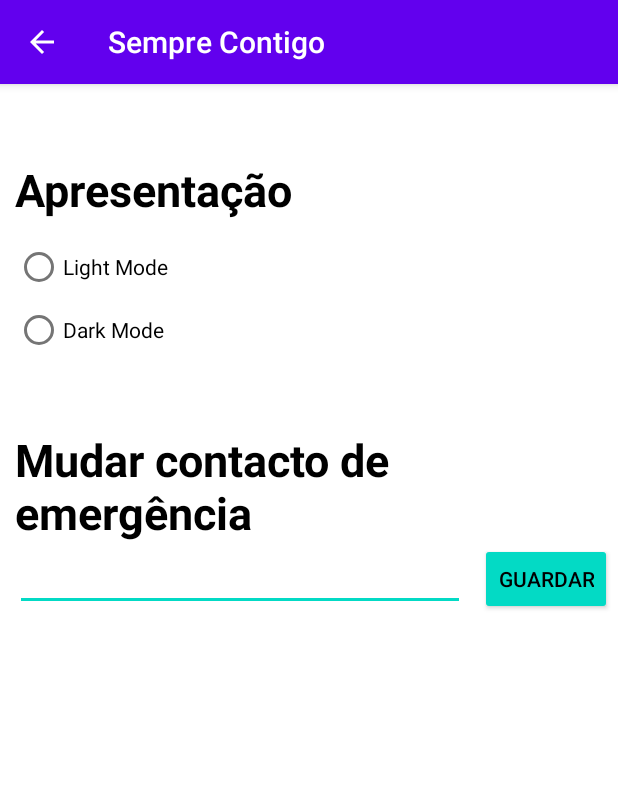
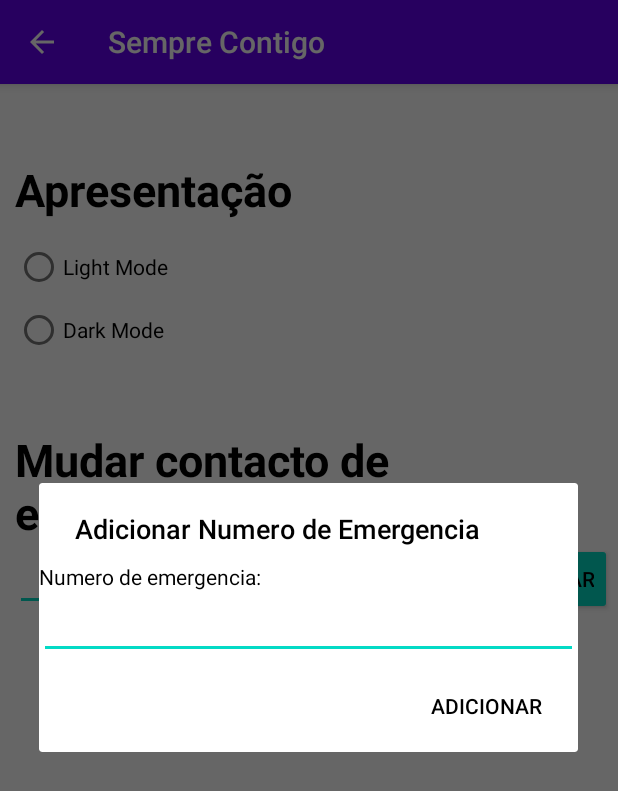
Before and after one commit to MarioMendes9/CmuProject, an Android app: the SettingsActivity screen opened directly, with no data from a screen before it, on a phone screen of 412 x 824 dp. Shown: the top 791 px of the screen. Run offline under Robolectric (Android 15) with nearby library versions, the light colour scheme and no system bars; our stand-ins replace Firebase (no records; nobody signed in at launch, a user with empty details on screens opened directly); 3 statements that could not run were skipped.

Commit message:
correçao da notificaçao dos medicaentos seguintes e possivel alterar o numero de emergencia

```diff
--- a/app/src/main/java/com/example/cmuproject/EmergencyNumberDialog.java
+++ b/app/src/main/java/com/example/cmuproject/EmergencyNumberDialog.java
@@ -52,15 +52,11 @@
                     String email=auth.getCurrentUser().getEmail();
                     email=email.replace(".",",");
 
-                   // Map<String,Map> userinfo=new HashMap<String,Map>();
                     Map<String,String> userDados=new HashMap<String,String>();
                     userDados.put("EmergencyNumber",mNumber.getText().toString());
                     userDados.put("LastLocat","null");
-                    //userinfo.put(email,userDados);
-                   // mRootRef.push().setValue(email);
                     mRootRef.child(email).setValue(userDados);
 
-                    //mRootRef.push().setValue(userinfo);
 
                 }
 
--- a/app/src/main/java/com/example/cmuproject/SettingsActivity.java
+++ b/app/src/main/java/com/example/cmuproject/SettingsActivity.java
@@ -1,15 +1,31 @@
 package com.example.cmuproject;
 
+import androidx.annotation.NonNull;
 import androidx.appcompat.app.AppCompatActivity;
 
 import android.content.Intent;
 import android.content.SharedPreferences;
 import android.os.Build;
 import android.os.Bundle;
+import android.view.View;
+import android.widget.Button;
+import android.widget.EditText;
 import android.widget.RadioButton;
 import android.widget.RadioGroup;
+import android.widget.Toast;
 
 import androidx.appcompat.widget.Toolbar;
+import androidx.fragment.app.FragmentManager;
+
+import com.google.firebase.auth.FirebaseAuth;
+import com.google.firebase.database.DataSnapshot;
+import com.google.firebase.database.DatabaseError;
+import com.google.firebase.database.DatabaseReference;
+import com.google.firebase.database.FirebaseDatabase;
+import com.google.firebase.database.ValueEventListener;
+
+import org.json.JSONException;
+import org.json.JSONObject;
 
 public class SettingsActivity extends AppCompatActivity {
 
@@ -20,6 +36,13 @@
     private SharedPreferences mSettings;
     private RadioButton light;
     private RadioButton dark;
+    private FirebaseAuth auth;
+    private Button btnGuardar;
+    private EditText etGuardar;
+    private DatabaseReference mRootRef;
+    private DatabaseReference childRef;
+    private DatabaseReference chiilRef2;
+
 
     @Override
     protected void onCreate(Bundle savedInstanceState) {
@@ -34,11 +57,46 @@
         super.onCreate(savedInstanceState);
         setContentView(R.layout.activity_settings);
 
+        auth = FirebaseAuth.getInstance();
+        mRootRef = FirebaseDatabase.getInstance().getReference();
+        String email = auth.getCurrentUser().getEmail();
+        email = email.replace(".", ",");
+        childRef = mRootRef.child(email);
+        chiilRef2=childRef.child("EmergencyNumber");
+
+        childRef.addListenerForSingleValueEvent(new ValueEventListener() {
+            @Override
+            public void onDataChange(@NonNull DataSnapshot dataSnapshot) {
+
+                if (dataSnapshot.getValue() == null) {
+                    FragmentManager manager =getSupportFragmentManager();
+                    EmergencyNumberDialog dialog = new EmergencyNumberDialog();
+                    dialog.show(manager, "dialog");
+                } else {
+                    try {
+                        JSONObject myobject = new JSONObject(dataSnapshot.getValue().toString());
+
+                        // System.out.println(myobject.getString("EmergencyNumber"));
+                        etGuardar.setText(myobject.getString("EmergencyNumber"));
+                    } catch (JSONException e) {
+                        e.printStackTrace();
+                    }
+                }
+            }
+
+            @Override
+            public void onCancelled(@NonNull DatabaseError databaseError) {
+
+            }
+        });
 
         myToolbar = findViewById(R.id.toolbar);
         setSupportActionBar(myToolbar);
 
         rg=findViewById(R.id.radioGroup);
+
+        btnGuardar=findViewById(R.id.guardar);
+        etGuardar=findViewById(R.id.etGuardar);
 
         getSupportActionBar().setDisplayHomeAsUpEnabled(true);
 
@@ -66,6 +124,20 @@
             }
 
         });
+
+        btnGuardar.setOnClickListener(new View.OnClickListener() {
+            @Override
+            public void onClick(View v) {
+                if(Long.parseLong(etGuardar.getText().toString()) < 900000000 || Long.parseLong(etGuardar.getText().toString())>1000000000){
+                    Toast.makeText(getApplication(),"Numbero invalido",Toast.LENGTH_LONG).show();
+
+                }else{
+                    chiilRef2.setValue(etGuardar.getText().toString());
+                    Toast.makeText(getApplication(),"Numero alterado com sucesso",Toast.LENGTH_LONG).show();
+
+                }
+            }
+        });
     }
 
 
--- a/app/src/main/res/layout-land/activity_settings.xml
+++ b/app/src/main/res/layout-land/activity_settings.xml
@@ -74,6 +74,7 @@
         <EditText
             android:layout_width="300dp"
             android:layout_height="wrap_content"
+            android:id="@+id/etGuardar"
 
             />
 
@@ -81,7 +82,8 @@
             android:layout_width="wrap_content"
             android:layout_height="wrap_content"
             android:text="Guardar"
-            android:layout_marginLeft="10dp"/>
+            android:layout_marginLeft="10dp"
+            android:id="@+id/guardar"/>
 
     </LinearLayout>
     </LinearLayout>
--- a/app/src/main/res/layout-land/fragment_first_page.xml
+++ b/app/src/main/res/layout-land/fragment_first_page.xml
@@ -18,11 +18,6 @@
             android:layout_gravity="center"
             android:contentDescription="TODO"
             tools:src="@drawable/logo" />
-
-        <TextView
-            android:layout_width="wrap_content"
-            android:layout_height="wrap_content"
-            android:text="LOGIN efetuado com sucesso!" />
 
 
         <LinearLayout
--- a/app/src/main/res/layout-sw600dp/activity_settings.xml
+++ b/app/src/main/res/layout-sw600dp/activity_settings.xml
@@ -74,6 +74,7 @@
         <EditText
             android:layout_width="300dp"
             android:layout_height="wrap_content"
+            android:id="@+id/etGuardar"
 
             />
 
@@ -81,7 +82,8 @@
             android:layout_width="wrap_content"
             android:layout_height="wrap_content"
             android:text="Guardar"
-            android:layout_marginLeft="10dp"/>
+            android:layout_marginLeft="10dp"
+            android:id="@+id/guardar"/>
 
     </LinearLayout>
     </LinearLayout>
--- a/app/src/main/res/layout-sw600dp/fragment_first_page.xml
+++ b/app/src/main/res/layout-sw600dp/fragment_first_page.xml
@@ -18,11 +18,6 @@
             tools:src="@drawable/logo"
             android:contentDescription="TODO"
             android:layout_gravity="center"/>
-
-        <TextView
-            android:layout_width="wrap_content"
-            android:layout_height="wrap_content"
-            android:text="LOGIN efetuado com sucesso!" />
 
 
         <LinearLayout
--- a/app/src/main/res/layout/activity_settings.xml
+++ b/app/src/main/res/layout/activity_settings.xml
@@ -74,14 +74,16 @@
         <EditText
             android:layout_width="300dp"
             android:layout_height="wrap_content"
-
+            android:inputType="number"
+            android:id="@+id/etGuardar"
             />
 
         <Button
             android:layout_width="wrap_content"
             android:layout_height="wrap_content"
             android:text="Guardar"
-            android:layout_marginLeft="10dp"/>
+            android:layout_marginLeft="10dp"
+            android:id="@+id/guardar"/>
 
     </LinearLayout>
     </LinearLayout>
```
Also changed, not shown: app/src/main/java/com/example/cmuproject/FirstPage.java (+4 -16 lines), app/src/main/java/com/example/cmuproject/MainActivity.java (+26 -11 lines), app/src/main/java/com/example/cmuproject/MyAsyncTask.java (+23 -24 lines), app/src/main/res/layout/fragment_first_page.xml (+1 -10 lines).
